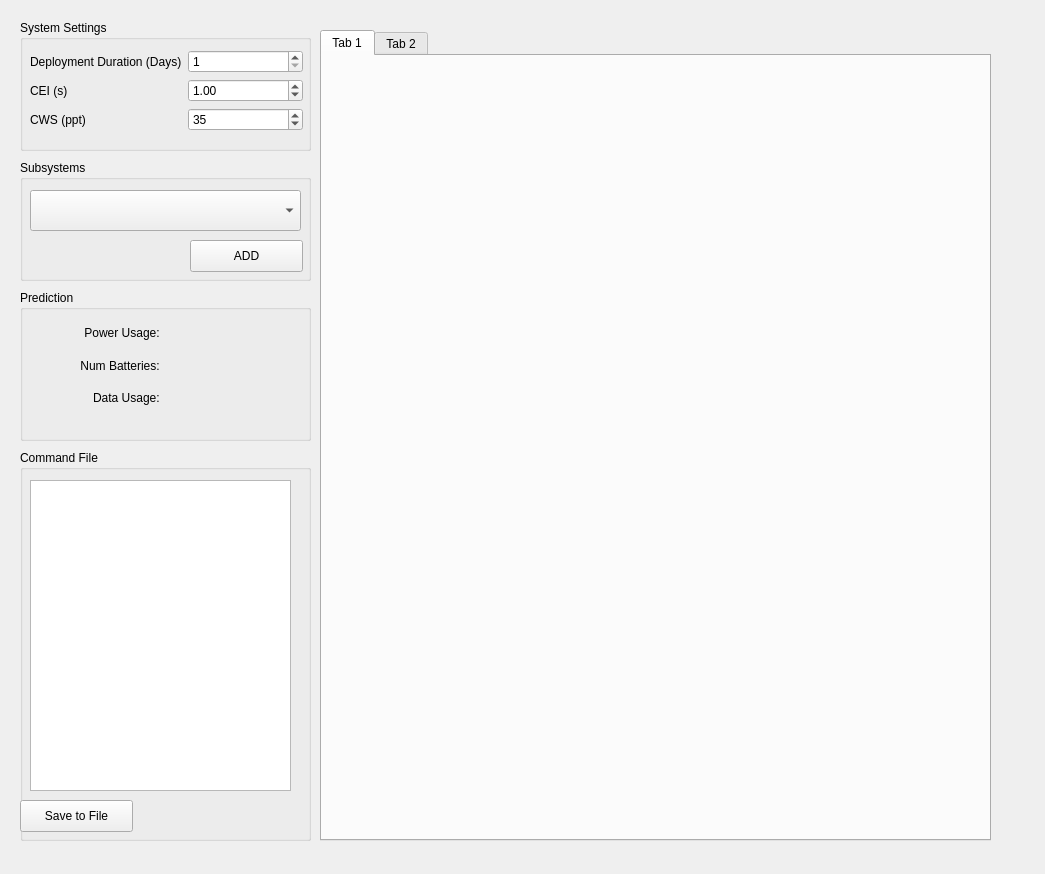
Before: the Qt Designer form Frontend/qt/Predictor/predictor_view.ui in ricorx7/rti_python, drawn with Qt 5.
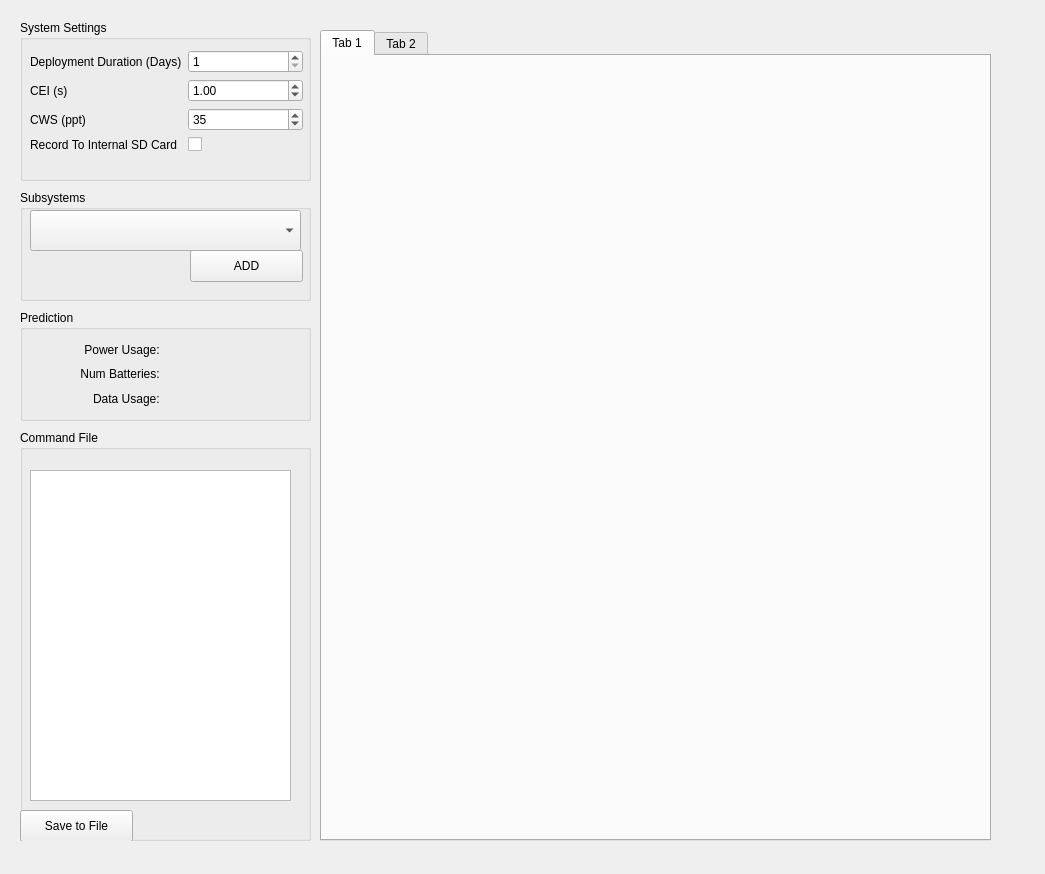
After: the same form once the commit is applied.

```diff
--- a/Frontend/qt/Predictor/predictor_view.ui
+++ b/Frontend/qt/Predictor/predictor_view.ui
@@ -20,7 +20,7 @@
       <x>20</x>
       <y>20</y>
       <width>291</width>
-      <height>131</height>
+      <height>161</height>
      </rect>
     </property>
     <property name="title">
@@ -32,7 +32,7 @@
        <x>10</x>
        <y>30</y>
        <width>273</width>
-       <height>91</height>
+       <height>120</height>
       </rect>
      </property>
      <layout class="QFormLayout" name="formLayout">
@@ -84,6 +84,20 @@
         </property>
        </widget>
       </item>
+      <item row="3" column="0">
+       <widget class="QLabel" name="label_4">
+        <property name="text">
+         <string>Record To Internal SD Card</string>
+        </property>
+       </widget>
+      </item>
+      <item row="3" column="1">
+       <widget class="QCheckBox" name="cerecordCheckBox">
+        <property name="text">
+         <string/>
+        </property>
+       </widget>
+      </item>
      </layout>
     </widget>
    </widget>
@@ -91,9 +105,9 @@
     <property name="geometry">
      <rect>
       <x>20</x>
-      <y>160</y>
+      <y>190</y>
       <width>291</width>
-      <height>121</height>
+      <height>111</height>
      </rect>
     </property>
     <property name="title">
@@ -103,7 +117,7 @@
      <property name="geometry">
       <rect>
        <x>10</x>
-       <y>30</y>
+       <y>20</y>
        <width>271</width>
        <height>41</height>
       </rect>
@@ -113,7 +127,7 @@
      <property name="geometry">
       <rect>
        <x>170</x>
-       <y>80</y>
+       <y>60</y>
        <width>113</width>
        <height>32</height>
       </rect>
@@ -153,9 +167,9 @@
     <property name="geometry">
      <rect>
       <x>20</x>
-      <y>290</y>
+      <y>310</y>
       <width>291</width>
-      <height>151</height>
+      <height>111</height>
      </rect>
     </property>
     <property name="title">
@@ -167,7 +181,7 @@
        <x>0</x>
        <y>30</y>
        <width>291</width>
-       <height>91</height>
+       <height>68</height>
       </rect>
      </property>
      <layout class="QGridLayout" name="gridLayout_2">
@@ -235,9 +249,9 @@
     <property name="geometry">
      <rect>
       <x>20</x>
-      <y>450</y>
+      <y>430</y>
       <width>291</width>
-      <height>391</height>
+      <height>411</height>
      </rect>
     </property>
     <property name="title">
@@ -247,9 +261,9 @@
      <property name="geometry">
       <rect>
        <x>10</x>
-       <y>30</y>
+       <y>40</y>
        <width>261</width>
-       <height>311</height>
+       <height>331</height>
       </rect>
      </property>
     </widget>
@@ -257,7 +271,7 @@
      <property name="geometry">
       <rect>
        <x>0</x>
-       <y>350</y>
+       <y>380</y>
        <width>113</width>
        <height>32</height>
       </rect>
```
